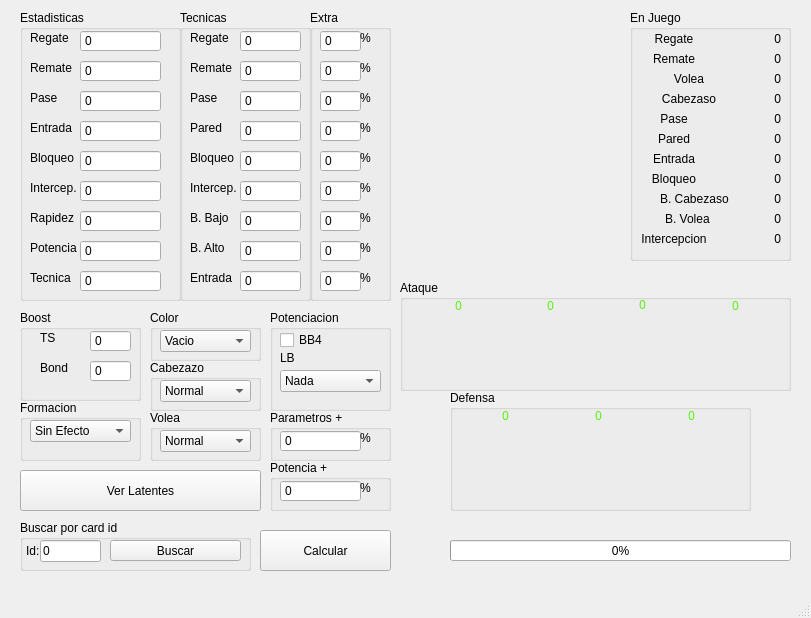
IsaR0d/CTDTAnalizer, file analisis.ui: the form before one commit.
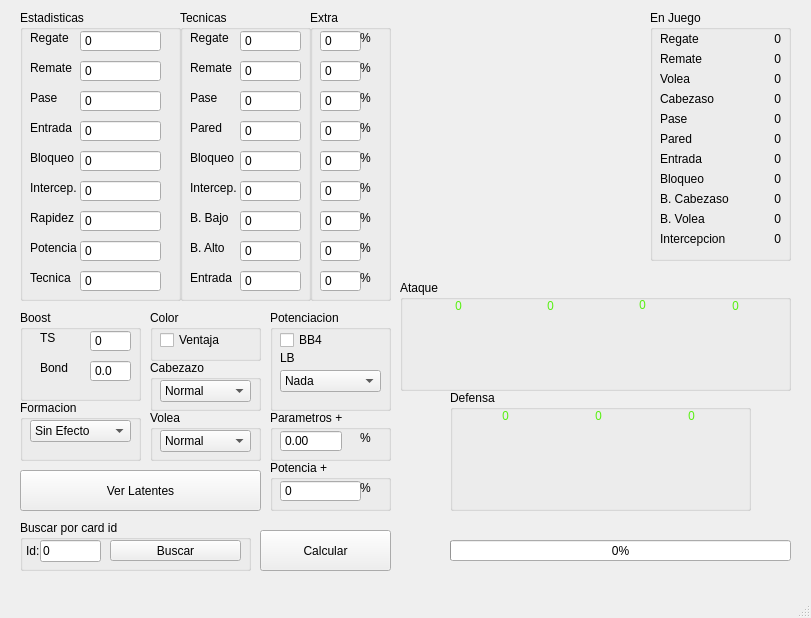
The form after the commit. Icons and pictures are not drawn.

Patch:
```diff
--- a/analisis.ui
+++ b/analisis.ui
@@ -27,8 +27,8 @@
    <widget class="QLabel" name="jug_img">
     <property name="geometry">
      <rect>
-      <x>400</x>
-      <y>40</y>
+      <x>410</x>
+      <y>50</y>
       <width>221</width>
       <height>221</height>
      </rect>
@@ -314,9 +314,9 @@
    <widget class="QGroupBox" name="groupBox_2">
     <property name="geometry">
      <rect>
-      <x>630</x>
+      <x>650</x>
       <y>10</y>
-      <width>161</width>
+      <width>141</width>
       <height>251</height>
      </rect>
     </property>
@@ -328,7 +328,7 @@
       <rect>
        <x>10</x>
        <y>120</y>
-       <width>141</width>
+       <width>121</width>
        <height>18</height>
       </rect>
      </property>
@@ -339,7 +339,7 @@
          <string>Pared</string>
         </property>
         <property name="alignment">
-         <set>Qt::AlignCenter</set>
+         <set>Qt::AlignLeading|Qt::AlignLeft|Qt::AlignVCenter</set>
         </property>
        </widget>
       </item>
@@ -360,7 +360,7 @@
       <rect>
        <x>10</x>
        <y>20</y>
-       <width>141</width>
+       <width>121</width>
        <height>18</height>
       </rect>
      </property>
@@ -376,7 +376,7 @@
          <string>Regate</string>
         </property>
         <property name="alignment">
-         <set>Qt::AlignCenter</set>
+         <set>Qt::AlignLeading|Qt::AlignLeft|Qt::AlignVCenter</set>
         </property>
        </widget>
       </item>
@@ -395,7 +395,7 @@
     <widget class="QWidget" name="layoutWidget_9">
      <property name="geometry">
       <rect>
-       <x>30</x>
+       <x>10</x>
        <y>180</y>
        <width>121</width>
        <height>18</height>
@@ -408,7 +408,7 @@
          <string>B. Cabezaso </string>
         </property>
         <property name="alignment">
-         <set>Qt::AlignCenter</set>
+         <set>Qt::AlignLeading|Qt::AlignLeft|Qt::AlignVCenter</set>
         </property>
        </widget>
       </item>
@@ -429,7 +429,7 @@
       <rect>
        <x>10</x>
        <y>100</y>
-       <width>141</width>
+       <width>121</width>
        <height>18</height>
       </rect>
      </property>
@@ -440,7 +440,7 @@
          <string>Pase</string>
         </property>
         <property name="alignment">
-         <set>Qt::AlignCenter</set>
+         <set>Qt::AlignLeading|Qt::AlignLeft|Qt::AlignVCenter</set>
         </property>
        </widget>
       </item>
@@ -459,7 +459,7 @@
     <widget class="QWidget" name="layoutWidget_10">
      <property name="geometry">
       <rect>
-       <x>30</x>
+       <x>10</x>
        <y>200</y>
        <width>121</width>
        <height>18</height>
@@ -472,7 +472,7 @@
          <string>B. Volea </string>
         </property>
         <property name="alignment">
-         <set>Qt::AlignCenter</set>
+         <set>Qt::AlignLeading|Qt::AlignLeft|Qt::AlignVCenter</set>
         </property>
        </widget>
       </item>
@@ -493,7 +493,7 @@
       <rect>
        <x>10</x>
        <y>140</y>
-       <width>141</width>
+       <width>121</width>
        <height>18</height>
       </rect>
      </property>
@@ -504,7 +504,7 @@
          <string>Entrada</string>
         </property>
         <property name="alignment">
-         <set>Qt::AlignCenter</set>
+         <set>Qt::AlignLeading|Qt::AlignLeft|Qt::AlignVCenter</set>
         </property>
        </widget>
       </item>
@@ -525,7 +525,7 @@
       <rect>
        <x>10</x>
        <y>220</y>
-       <width>141</width>
+       <width>121</width>
        <height>18</height>
       </rect>
      </property>
@@ -536,7 +536,7 @@
          <string>Intercepcion</string>
         </property>
         <property name="alignment">
-         <set>Qt::AlignCenter</set>
+         <set>Qt::AlignLeading|Qt::AlignLeft|Qt::AlignVCenter</set>
         </property>
        </widget>
       </item>
@@ -557,7 +557,7 @@
       <rect>
        <x>10</x>
        <y>40</y>
-       <width>141</width>
+       <width>121</width>
        <height>18</height>
       </rect>
      </property>
@@ -568,7 +568,7 @@
          <string>Remate</string>
         </property>
         <property name="alignment">
-         <set>Qt::AlignCenter</set>
+         <set>Qt::AlignLeading|Qt::AlignLeft|Qt::AlignVCenter</set>
         </property>
        </widget>
       </item>
@@ -587,7 +587,7 @@
     <widget class="QWidget" name="layoutWidget_3">
      <property name="geometry">
       <rect>
-       <x>30</x>
+       <x>10</x>
        <y>60</y>
        <width>121</width>
        <height>18</height>
@@ -600,7 +600,7 @@
          <string>Volea</string>
         </property>
         <property name="alignment">
-         <set>Qt::AlignCenter</set>
+         <set>Qt::AlignLeading|Qt::AlignLeft|Qt::AlignVCenter</set>
         </property>
        </widget>
       </item>
@@ -621,7 +621,7 @@
       <rect>
        <x>10</x>
        <y>160</y>
-       <width>141</width>
+       <width>121</width>
        <height>18</height>
       </rect>
      </property>
@@ -632,7 +632,7 @@
          <string>Bloqueo</string>
         </property>
         <property name="alignment">
-         <set>Qt::AlignCenter</set>
+         <set>Qt::AlignLeading|Qt::AlignLeft|Qt::AlignVCenter</set>
         </property>
        </widget>
       </item>
@@ -651,7 +651,7 @@
     <widget class="QWidget" name="layoutWidget_4">
      <property name="geometry">
       <rect>
-       <x>30</x>
+       <x>10</x>
        <y>80</y>
        <width>121</width>
        <height>18</height>
@@ -664,7 +664,7 @@
          <string>Cabezaso</string>
         </property>
         <property name="alignment">
-         <set>Qt::AlignCenter</set>
+         <set>Qt::AlignLeading|Qt::AlignLeft|Qt::AlignVCenter</set>
         </property>
        </widget>
       </item>
@@ -1280,7 +1280,7 @@
       <string>Bond</string>
      </property>
     </widget>
-    <widget class="QSpinBox" name="bond">
+    <widget class="QDoubleSpinBox" name="bond">
      <property name="geometry">
       <rect>
        <x>70</x>
@@ -1292,6 +1292,15 @@
      <property name="buttonSymbols">
       <enum>QAbstractSpinBox::NoButtons</enum>
      </property>
+     <property name="decimals">
+      <number>1</number>
+     </property>
+     <property name="minimum">
+      <double>0.000000000000000</double>
+     </property>
+     <property name="value">
+      <double>0.000000000000000</double>
+     </property>
     </widget>
    </widget>
    <widget class="QGroupBox" name="groupBox_6">
@@ -1306,35 +1315,18 @@
     <property name="title">
      <string>Color</string>
     </property>
-    <widget class="QComboBox" name="col_sel">
+    <widget class="QCheckBox" name="col_sel">
      <property name="geometry">
       <rect>
        <x>10</x>
        <y>20</y>
-       <width>91</width>
-       <height>22</height>
+       <width>61</width>
+       <height>20</height>
       </rect>
      </property>
-     <item>
-      <property name="text">
-       <string>Vacio</string>
-      </property>
-     </item>
-     <item>
-      <property name="text">
-       <string>Rojo</string>
-      </property>
-     </item>
-     <item>
-      <property name="text">
-       <string>Verde</string>
-      </property>
-     </item>
-     <item>
-      <property name="text">
-       <string>Azul</string>
-      </property>
-     </item>
+     <property name="text">
+      <string>Ventaja</string>
+     </property>
     </widget>
    </widget>
    <widget class="QGroupBox" name="groupBox_7">
@@ -1550,19 +1542,6 @@
     <property name="title">
      <string>Parametros +</string>
     </property>
-    <widget class="QSpinBox" name="parametros">
-     <property name="geometry">
-      <rect>
-       <x>10</x>
-       <y>20</y>
-       <width>81</width>
-       <height>22</height>
-      </rect>
-     </property>
-     <property name="buttonSymbols">
-      <enum>QAbstractSpinBox::NoButtons</enum>
-     </property>
-    </widget>
     <widget class="QLabel" name="label_75">
      <property name="geometry">
       <rect>
@@ -1576,6 +1555,19 @@
       <string>%</string>
      </property>
     </widget>
+    <widget class="QDoubleSpinBox" name="parametros">
+     <property name="geometry">
+      <rect>
+       <x>10</x>
+       <y>20</y>
+       <width>62</width>
+       <height>22</height>
+      </rect>
+     </property>
+     <property name="buttonSymbols">
+      <enum>QAbstractSpinBox::NoButtons</enum>
+     </property>
+    </widget>
    </widget>
    <widget class="QGroupBox" name="groupBox_12">
     <property name="geometry">
```
